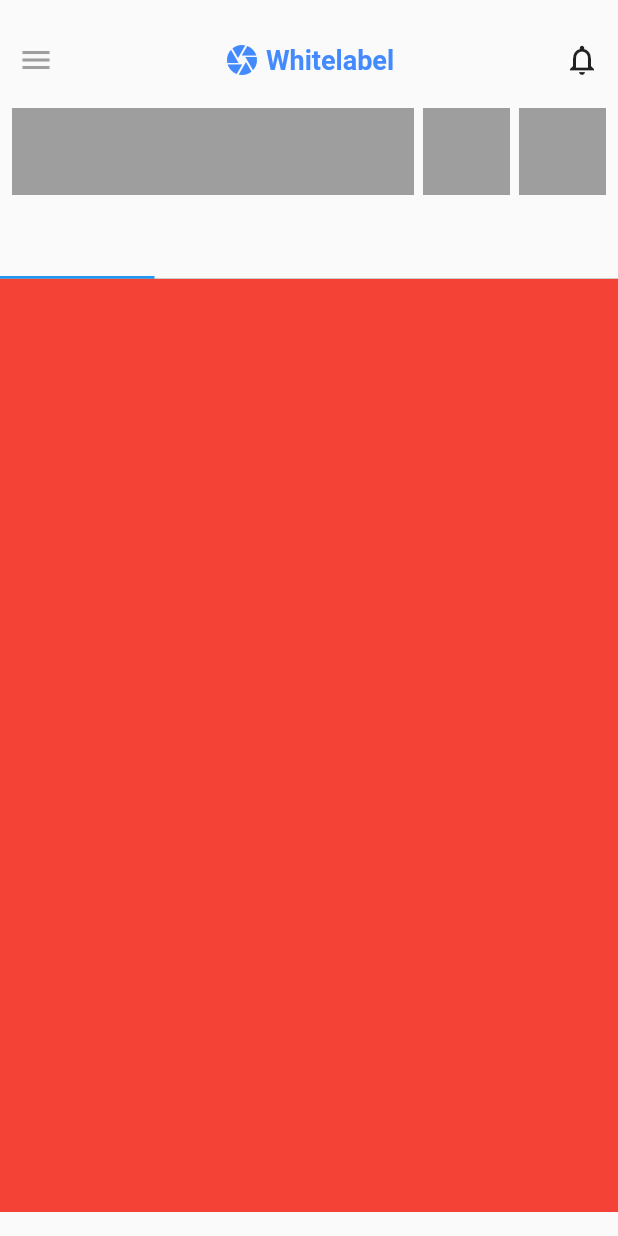
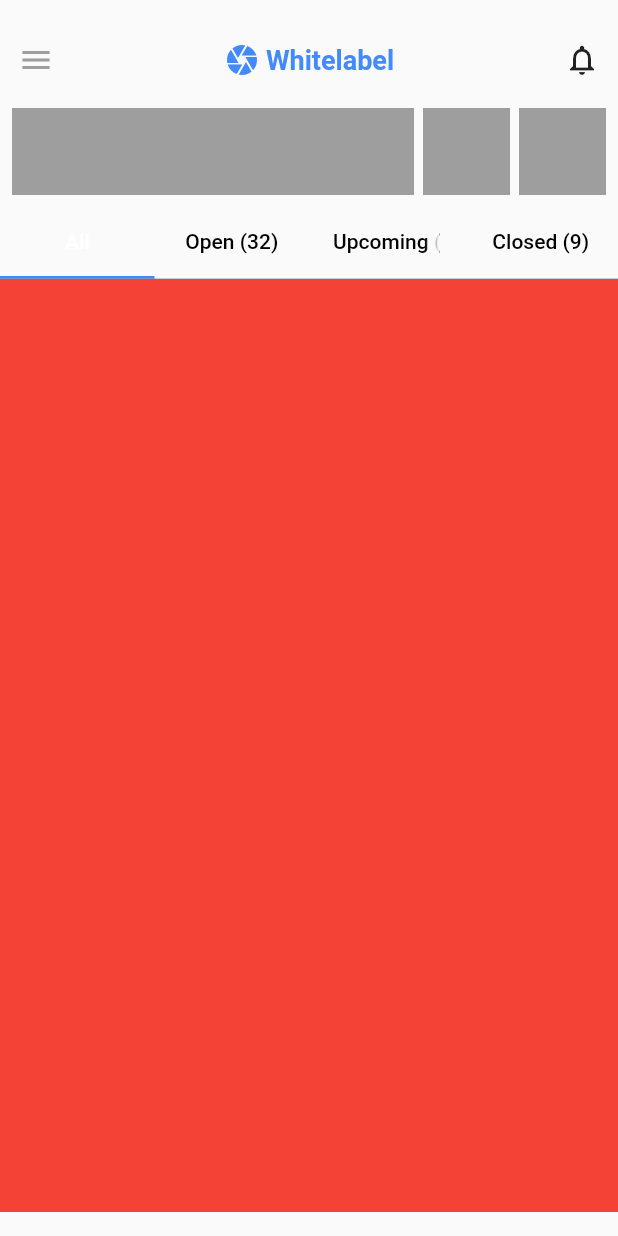
Before and after one commit to JAICHANGPARK/flutter_notebook_17th_story, a Flutter app: the screen it shows after launch, on a phone screen of 412 x 824 dp. Run offline on Flutter 3.47's test engine with Material 2 defaults, Android fonts, the phone set to English and light mode, and no system bars; our stand-ins replace cached_network_image, fl_chart, flutter_riverpod, freezed_annotation, ionicons, percent_indicator.

Commit message:
Update alphanect_main_page.dart

```diff
--- a/lib/ep1022_alphanect_app/src/ui/alphanect_main_page.dart
+++ b/lib/ep1022_alphanect_app/src/ui/alphanect_main_page.dart
@@ -34,11 +34,7 @@ class AlphanectMainPage extends StatelessWidget {
                           ),
                           Text(
                             "Whitelabel",
-                            style: TextStyle(
-                              color: Colors.blueAccent,
-                              fontWeight: FontWeight.bold,
-                              fontSize: 18
-                            ),
+                            style: TextStyle(color: Colors.blueAccent, fontWeight: FontWeight.bold, fontSize: 18),
                           ),
                         ],
                       ),
@@ -79,24 +75,39 @@ class AlphanectMainPage extends StatelessWidget {
                     ),
                   ),
                 ),
-                const TabBar(tabs: [
-                  Tab(text: "",),
-                  Tab(text: "",),
-                  Tab(text: "",),
-                  Tab(text: "",),
+                const TabBar(indicatorColor: Colors.blueAccent, unselectedLabelColor: Colors.black, tabs: [
+                  Tab(
+                    text: "All",
+                  ),
+                  Tab(
+                    text: "Open (32)",
+                  ),
+                  Tab(
+                    text: "Upcoming (8)",
+                  ),
+                  Tab(
+                    text: "Closed (9)",
+                  ),
                 ]),
                 const Divider(
                   height: 0,
                   color: Colors.grey,
                 ),
-                Expanded(child: TabBarView(
+                Expanded(
+                    child: TabBarView(
                   children: [
                     Container(
                       color: Colors.red,
                     ),
-                    Container( color: Colors.blue,),
-                    Container( color: Colors.green,),
-                    Container( color: Colors.orange,),
+                    Container(
+                      color: Colors.blue,
+                    ),
+                    Container(
+                      color: Colors.green,
+                    ),
+                    Container(
+                      color: Colors.orange,
+                    ),
                   ],
                 )),
               ],
```
